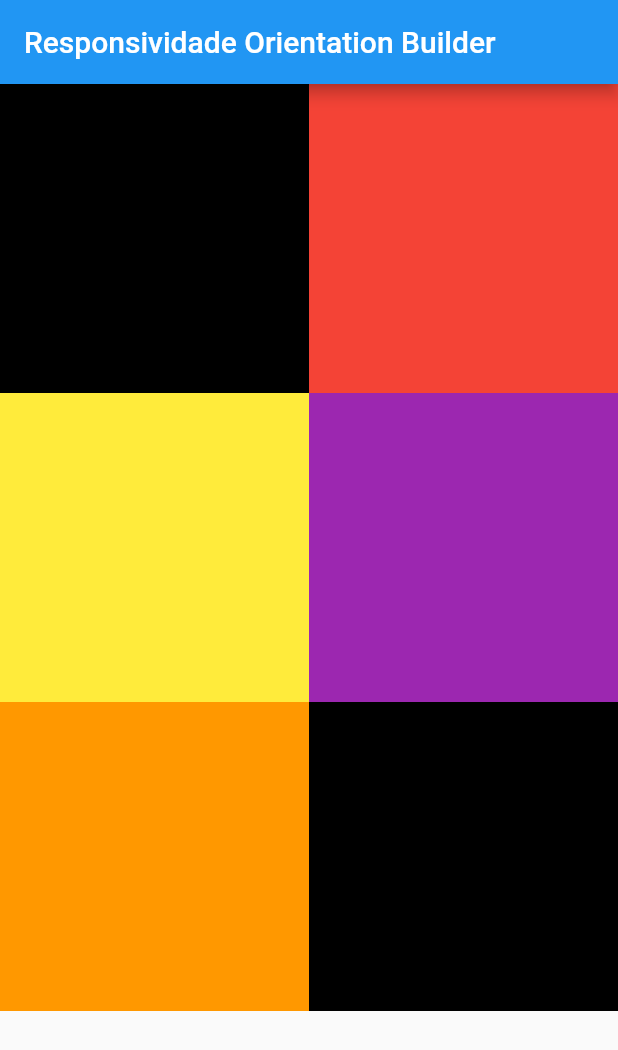
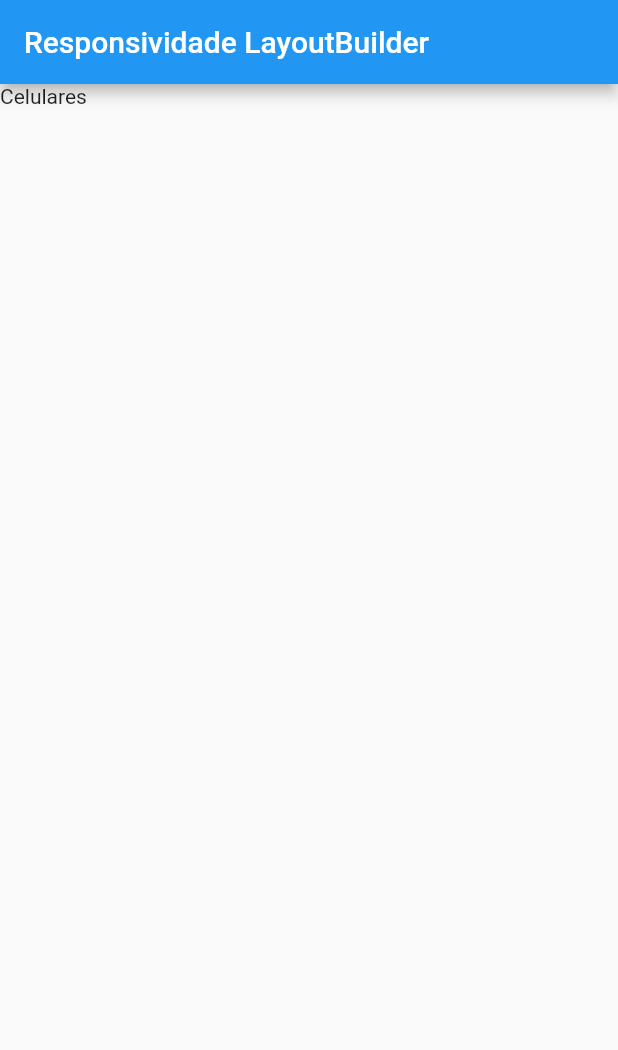
Before and after one commit to PauloRafaelSousaAlves/Responsiveness, a Flutter app: the screen it shows after launch, on a phone screen of 412 x 824 dp. Shown: the top 1050 px of the screen. Run offline on Flutter 3.47's test engine with Material 2 defaults, Android fonts, the phone set to English and light mode, and no system bars; missing offline and left inert: dart:html.

Commit message:
LayoutBuilder

```diff
--- a/lib/main.dart
+++ b/lib/main.dart
@@ -1,5 +1,5 @@
 import 'package:flutter/material.dart';
-import 'package:responsiveness/tipos_responsividade/responsividade_orientation_builder.dart';
+import 'tipos_responsividade/responsividade_layout_builder.dart';
 
 void main() {
   runApp(
@@ -9,7 +9,8 @@ void main() {
       // home: ResponsividadeMediaQuery(),
       // home: ResponsividadeColumnAndRow(),
       // home: ResponsividadeWrap(),
-      home: ResponsividadeOrientationBuilder(),
+      // home: ResponsividadeOrientationBuilder(),
+      home: ResponsividadeLayoutBuilder(),
     ),
   );
 }
--- /dev/null
+++ b/lib/tipos_responsividade/responsividade_layout_builder.dart
@@ -0,0 +1,57 @@
+import 'dart:html';
+
+import 'package:flutter/material.dart';
+
+class ResponsividadeLayoutBuilder extends StatefulWidget {
+  const ResponsividadeLayoutBuilder({Key? key}) : super(key: key);
+
+  @override
+  State<ResponsividadeLayoutBuilder> createState() =>
+      _ResponsividadeLayoutBuilderState();
+}
+
+class _ResponsividadeLayoutBuilderState
+    extends State<ResponsividadeLayoutBuilder> {
+  @override
+  Widget build(BuildContext context) {
+    ///Para ficar uma melhor vizualização vamos criar duas variaveis de largura e altura
+    var width = MediaQuery.of(context).size.width;
+    var height = MediaQuery.of(context).size.height;
+
+    return Scaffold(
+      appBar: AppBar(
+        title: const Text('Responsividade LayoutBuilder'),
+      ),
+      body: SizedBox(
+        height: height,
+        width: width,
+        child: LayoutBuilder(
+          /// No constraint -> conseguimos capturar informações da onde o LayoutBuilder esta sendo usado
+          /// O LayoutBuilder sempre pega o tamanho disponivel do widget que está dentro
+          /// O LayoutBuilder pode ser usado dentro de qualquer widget
+          builder: (context, constraint) {
+            //exemplo para pegar a largura maxima, para o widget que ele esta dentro
+            var larguraLayoutBuilder = constraint.maxWidth;
+            print(larguraLayoutBuilder);
+            if (larguraLayoutBuilder < 480) {
+              //tela de celular pequena - exibir ate 4 colunas
+              return const Text('Celulares');
+            } else if (larguraLayoutBuilder < 600) {
+              //celular com telas maiores - exibir ate 6 colunas
+              return const Text('Celulares');
+            } else if (larguraLayoutBuilder < 840) {
+              //celular com telas maiores - exibir ate 8 colunas
+              return const Text('Celulares & tablets maiores');
+            } else if (larguraLayoutBuilder < 960) {
+              //celular/tablet com telas maiores - exibir ate 12 colunas
+              return const Text('Telas Maiores');
+            } else {
+              //para outros dispositivos maiores
+              return const Text('Telas Maiores que o normal');
+            }
+          },
+        ),
+      ),
+    );
+  }
+}
```
